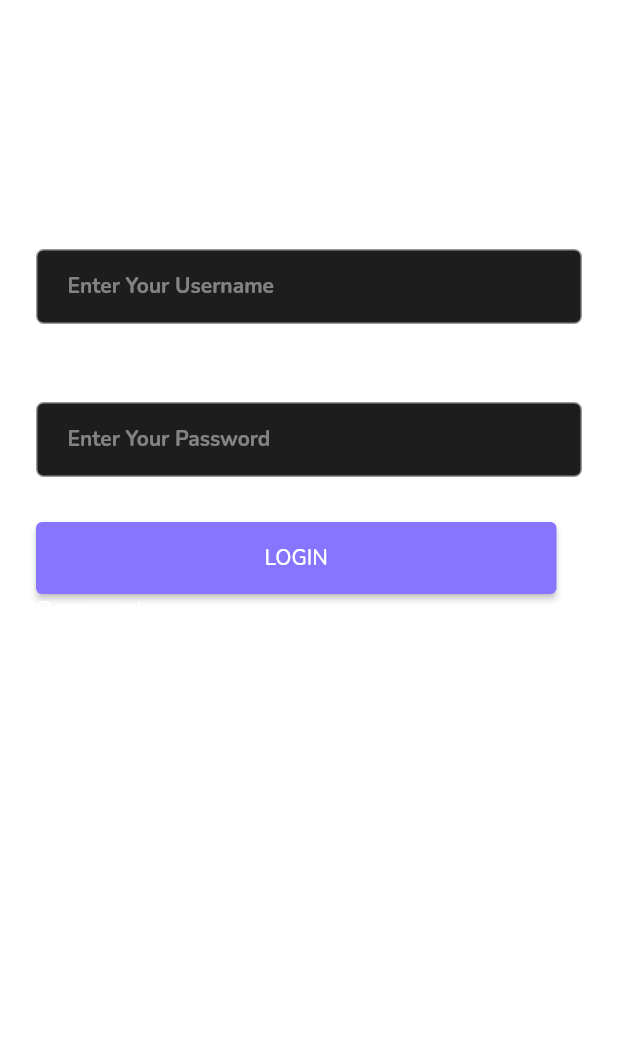
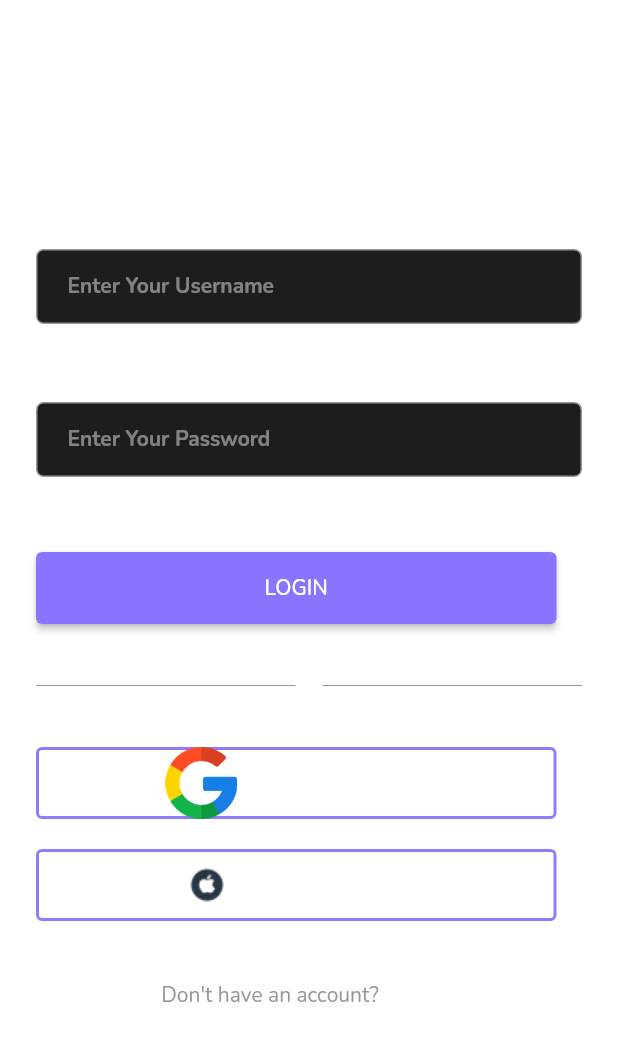
Before and after one commit to Nilav2608/notes_with_firebase, a Flutter app: the screen it shows after launch, after a tap on "LOGIN", on a phone screen of 412 x 824 dp. Shown: the top 1041 px of the screen. Run offline on Flutter 3.47's test engine with Material 2 defaults, Android fonts, the phone set to English and light mode, and no system bars; our stand-ins replace firebase_core, google_fonts; accounts and stored records are empty.

Commit message:
login page done

```diff
--- a/lib/view/pages/login_page.dart
+++ b/lib/view/pages/login_page.dart
@@ -1,5 +1,6 @@
 import 'package:flutter/material.dart';
 import 'package:notes_with_firebase/view/utils/loginSignUp_buttons.dart';
+import 'package:notes_with_firebase/view/utils/outlined_authbtns.dart';
 import 'package:notes_with_firebase/view/utils/text_fields.dart';
 
 class LogInPage extends StatelessWidget {
@@ -9,10 +10,11 @@ class LogInPage extends StatelessWidget {
     TextEditingController emailController = TextEditingController();
     TextEditingController passwordController = TextEditingController();
 
-    return SafeArea(
-      child: Scaffold(
+    return Scaffold(
       backgroundColor: const Color(0x00121212),
-        body: Padding(
+      body: SafeArea(
+        child: SingleChildScrollView(
+          child: Padding(
             padding: const EdgeInsets.symmetric(
               horizontal: 24.0,
             ),
@@ -64,34 +66,66 @@ class LogInPage extends StatelessWidget {
                     hint: "Enter Your Password",
                     obscure: true),
                 const SizedBox(
-                height: 30,
+                  height: 50,
                 ),
                 LogInSignUpButton(
                     onPressed: () {
                       debugPrint("logged in");
                     },
                     text: "LOGIN"),
+                const SizedBox(
+                  height: 30,
+                ),
                 const Row(
                   children: [
-                  Divider(
+                    Expanded(
+                      child: Divider(
                         color: Color(0xFF979797),
                       ),
+                    ),
                     Text(
-                    "Password",
+                      "Or",
                       style: TextStyle(
                         color: Colors.white,
                         fontSize: 16,
                       ),
                     ),
-                  Divider(
+                    Expanded(
+                      child: Divider(
                         color: Color(0xFF979797),
                       ),
+                    ),
+                  ],
+                ),
+                const SizedBox(
+                  height: 30,
+                ),
+                const OutlinedAuthButtons(
+                    imgPath: "assets/google.png", text: "Login with Google"),
+                const SizedBox(
+                  height: 20,
+                ),
+                const OutlinedAuthButtons(
+                    imgPath: "assets/apple.png", text: "Login with Apple"),
+                const SizedBox(
+                  height: 40,
+                ),
+                Row(
+                  mainAxisAlignment: MainAxisAlignment.center,
+                  children: [
+                    const Text("Don't have an account?",
+                        style: TextStyle(color: Color(0xFF979797))),
+                    GestureDetector(
+                        onTap: () {},
+                        child: const Text("Register",
+                            style: TextStyle(color: Colors.white))),
                   ],
                 )
               ],
             ),
           ),
         ),
+      ),
     );
   }
 }
--- /dev/null
+++ b/lib/view/utils/outlined_authbtns.dart
@@ -0,0 +1,39 @@
+import 'package:flutter/material.dart';
+
+class OutlinedAuthButtons extends StatelessWidget {
+  final String text;
+  final String imgPath;
+  const OutlinedAuthButtons(
+      {super.key, required this.imgPath, required this.text});
+
+  @override
+  Widget build(BuildContext context) {
+    return SizedBox(
+      height: 48,
+      width: 347,
+      child: OutlinedButton(
+          onPressed: () {},
+          style: ButtonStyle(
+            side: MaterialStateProperty.all<BorderSide>(
+              const BorderSide(
+                color: Color(0xFF8E7CFF), // Set the desired outline color
+                width: 2.0, // Set the desired outline width
+              ),
+            ),
+          ),
+          child: Row(
+            mainAxisAlignment: MainAxisAlignment.center,
+            children: [
+              Image.asset(imgPath),
+              const SizedBox(
+                width: 10,
+              ),
+              Text(
+                text,
+                style: const TextStyle(color: Colors.white),
+              )
+            ],
+          )),
+    );
+  }
+}
```
Also changed, not shown: lib/view/pages/intro_page.dart (+0 -16 lines), assets/apple.png (added), assets/google.png (added). Lines whose indentation alone changed are shown as unchanged.
